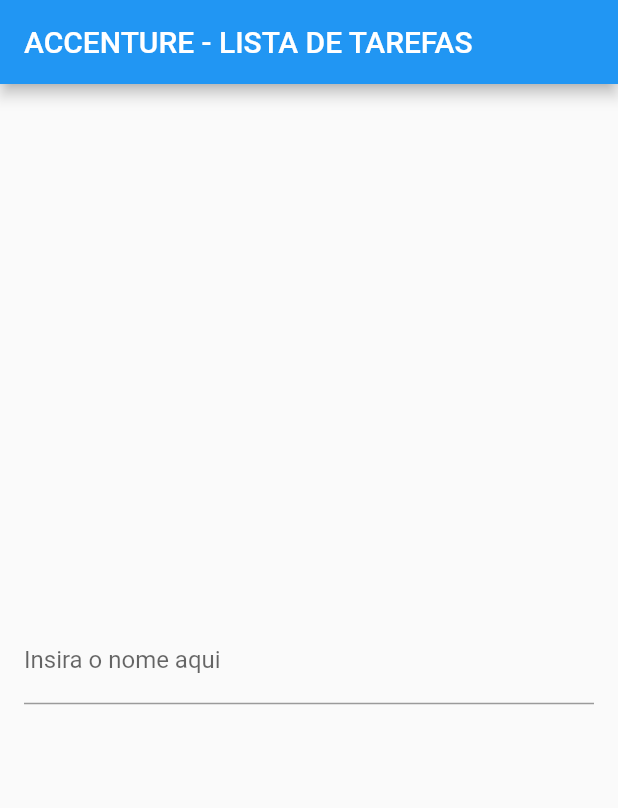
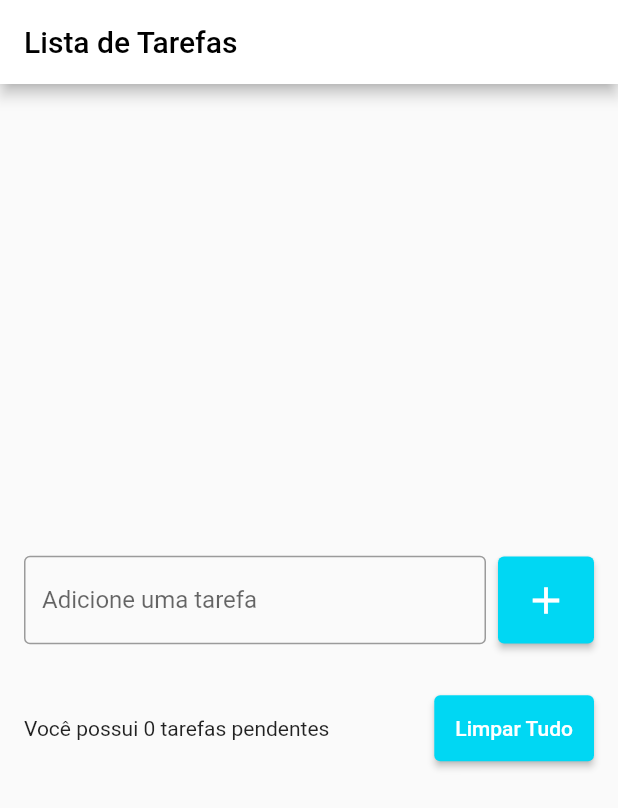
Before and after one commit to mapti-michel/flutter-projeto, a Flutter app: the screen it shows after launch, on a phone screen of 412 x 824 dp. Shown: the top 808 px of the screen. Run offline on Flutter 3.47's test engine with Material 2 defaults, Android fonts, the phone set to English and light mode, and no system bars.

Commit message:
adicionar e remover todas as tarefas

```diff
--- /dev/null
+++ b/todo_list/lib/models/todo.dart
@@ -0,0 +1,6 @@
+class Todo {
+  Todo({required this.title, required this.dateTime});
+
+  String title;
+  DateTime dateTime;
+}
--- a/todo_list/lib/pages/todo_list_page.dart
+++ b/todo_list/lib/pages/todo_list_page.dart
@@ -1,24 +1,163 @@
 import 'package:flutter/material.dart';
+import 'package:todo_list/models/todo.dart';
+import 'package:todo_list/widgets/todo_list_item.dart';
 
-class TodoListPage extends StatelessWidget {
+class TodoListPage extends StatefulWidget {
   const TodoListPage({Key? key}) : super(key: key);
+  @override
+  State<TodoListPage> createState() => _TodoListPageState();
+}
+
+class _TodoListPageState extends State<TodoListPage> {
+  final TextEditingController todoController = TextEditingController();
+
+  List<Todo> todos = [];
+
+  Todo? deletedTodo;
+  int? deletedTodoPos;
 
   @override
-  Widget build(BuildContext context){
-    return Scaffold(
-      appBar: AppBar(title: Text("ACCENTURE - LISTA DE TAREFAS")),
-      body: Center(
-        child: Padding(
-          padding: const EdgeInsets.only(left: 16, right: 16),
-          child: TextField(
-            keyboardType: TextInputType.emailAddress,
-            decoration: InputDecoration(
-              labelText: "Insira o nome aqui",
-              hintText: "Insira o nome aqui",
+  Widget build(BuildContext context) {
+    return SafeArea(
+      child: Scaffold(
+        appBar: AppBar(
+        title: Text('Lista de Tarefas',
+        style: TextStyle(color: Colors.black)),
+        backgroundColor: Colors.white,
+      ),
+        body: Center(
+          child: Padding(
+            padding: const EdgeInsets.all(16),
+            child: Column(
+              mainAxisSize: MainAxisSize.min,
+              children: [
+                Row(
+                  children: [
+                    Expanded(
+                      child: TextField(
+                        controller: todoController,
+                        decoration: const InputDecoration(
+                          border: OutlineInputBorder(),
+                          labelText: 'Adicione uma tarefa',
+                          hintText: 'Estudar Flutter',
+                        ),
+                      ),
+                    ),
+                    const SizedBox(width: 8),
+                    ElevatedButton(
+                      onPressed: () {
+                        String text = todoController.text;
+                        setState(() {
+                          Todo newTodo = Todo(
+                            //instanciou o objeto
+                            title: text,
+                            dateTime: DateTime.now(),
+                          );
+                          todos.add(newTodo);
+                        });
+                        todoController.clear();
+                      },
+                      style: ElevatedButton.styleFrom(
+                        primary: Color(0xff00d7f3),
+                        padding: EdgeInsets.all(14),
+                      ),
+                      child: const Icon(
+                        Icons.add,
+                        size: 30,
+                      ),
+                    ),
+                  ],
+                ),
+                const SizedBox(height: 16),
+                Flexible(
+                  child: ListView(
+                    shrinkWrap: true,
+                    children: [
+                      for (Todo todo in todos)
+                        TodoListItem(
+                          todo: todo,
+                          onDelete: onDelete,
+                        ),
+                    ],
+                  ),
+                ),
+                const SizedBox(height: 16),
+                Row(
+                  children: [
+                    Expanded(
+                        child: Text(
+                            'Você possui ${todos.length} tarefas pendentes')),
+                    const SizedBox(width: 8),
+                    ElevatedButton(
+                      onPressed: showDeletetodosConfirmationDialog,
+                      style: ElevatedButton.styleFrom(
+                          primary: Color(0xff00d7f3),
+                          padding: EdgeInsets.all(14)),
+                      child: const Text('Limpar Tudo'),
+                    ),
+                  ],
+                )
+              ],
             ),
           ),
         ),
-      )
+      ),
     );
   }
+
+  void onDelete(Todo todo) {
+    deletedTodo = todo;
+    deletedTodoPos = todos.indexOf(todo);
+
+    setState(() {
+      todos.remove(todo);
+    });
+    // Boa prática limpar a snackBar anterior antes de exibir a próxima
+    ScaffoldMessenger.of(context).clearSnackBars();
+    ScaffoldMessenger.of(context).showSnackBar(SnackBar(
+      content: Text(
+        'Tarefa ${todo.title} foi removida com sucesso',
+        style: const TextStyle(color: Color(0xff060788)),
+      ),
+      backgroundColor: Colors.amberAccent,
+      action: SnackBarAction(
+        label: 'Desfazer',
+        onPressed: () {
+          setState(() {
+            todos.insert(deletedTodoPos!, deletedTodo!);
+          });
+        },
+      ),
+      duration: const Duration(seconds: 5),
+    ));
+  }
+
+  void showDeletetodosConfirmationDialog() {
+    showDialog(
+      context: context,
+      builder: (context) => AlertDialog(
+        title: Text('Limpar tudo?'),
+        content: Text('Confirma exclusão ?'),
+        actions: [
+          TextButton(
+            child: Text('Cancelar'),
+            onPressed: () {},
+          ),
+          TextButton(
+            onPressed: () {
+              Navigator.of(context).pop();
+              deleteAllTodos();
+            },
+            child: Text('Lmpar Tudo'),
+          ),
+        ],
+      ),
+    );
+  }
+
+  void deleteAllTodos() {
+    setState(() {
+      todos.clear();
+    });
+  }
 }
```
Also changed, not shown: todo_list/lib/widgets/todo_list_item.dart (added, +40 -0 lines).
